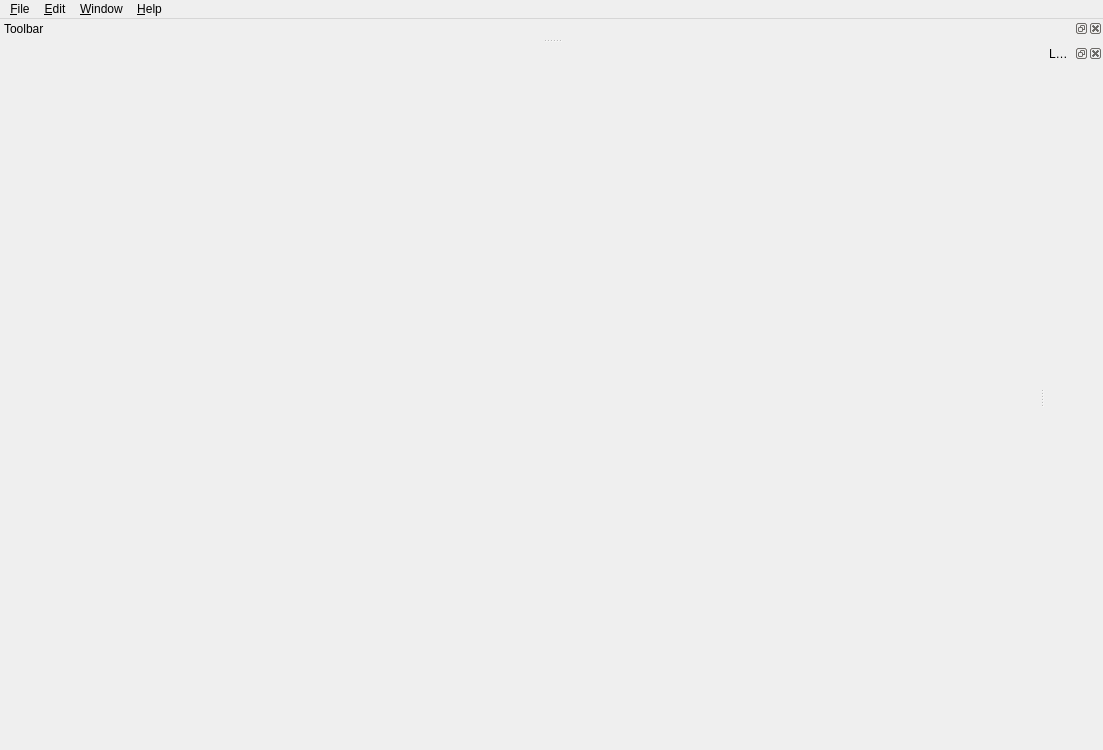
First picture: the form in QRadioPredict/MainWindow.ui, repository QDeltaSoft/qradiopredict, before the edit.
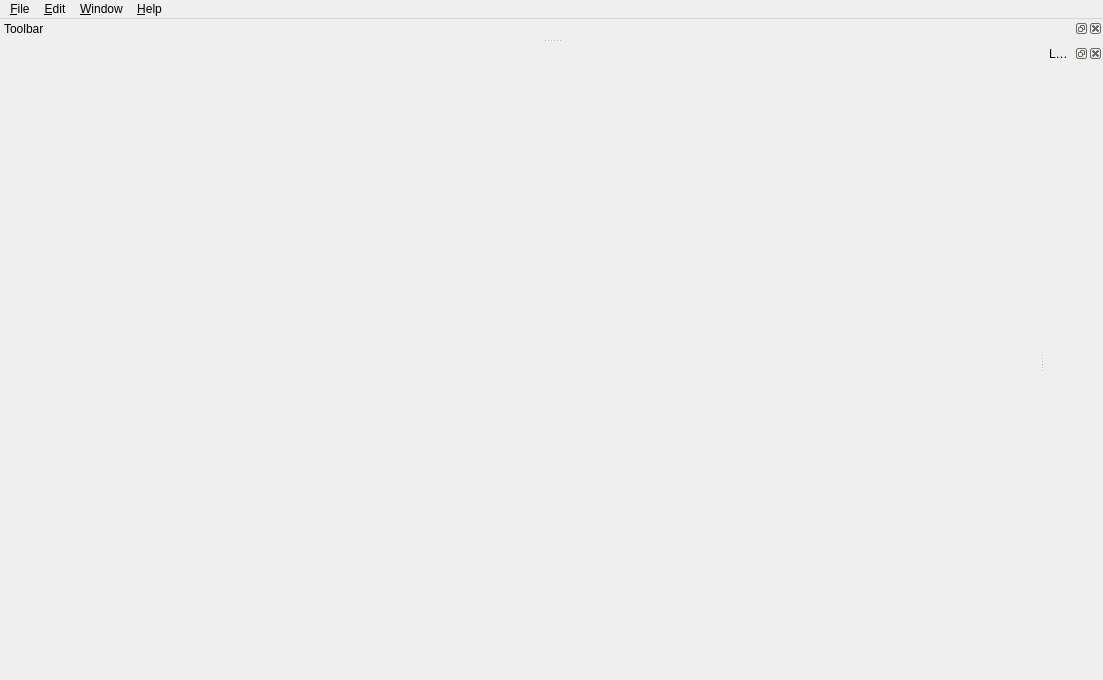
Second picture: the form after the edit. Icons and pictures are not drawn.

```diff
--- a/QRadioPredict/MainWindow.ui
+++ b/QRadioPredict/MainWindow.ui
@@ -7,13 +7,13 @@
     <x>0</x>
     <y>0</y>
     <width>1103</width>
-    <height>750</height>
+    <height>680</height>
    </rect>
   </property>
   <property name="minimumSize">
    <size>
     <width>0</width>
-    <height>750</height>
+    <height>680</height>
    </size>
   </property>
   <property name="windowTitle">
```
